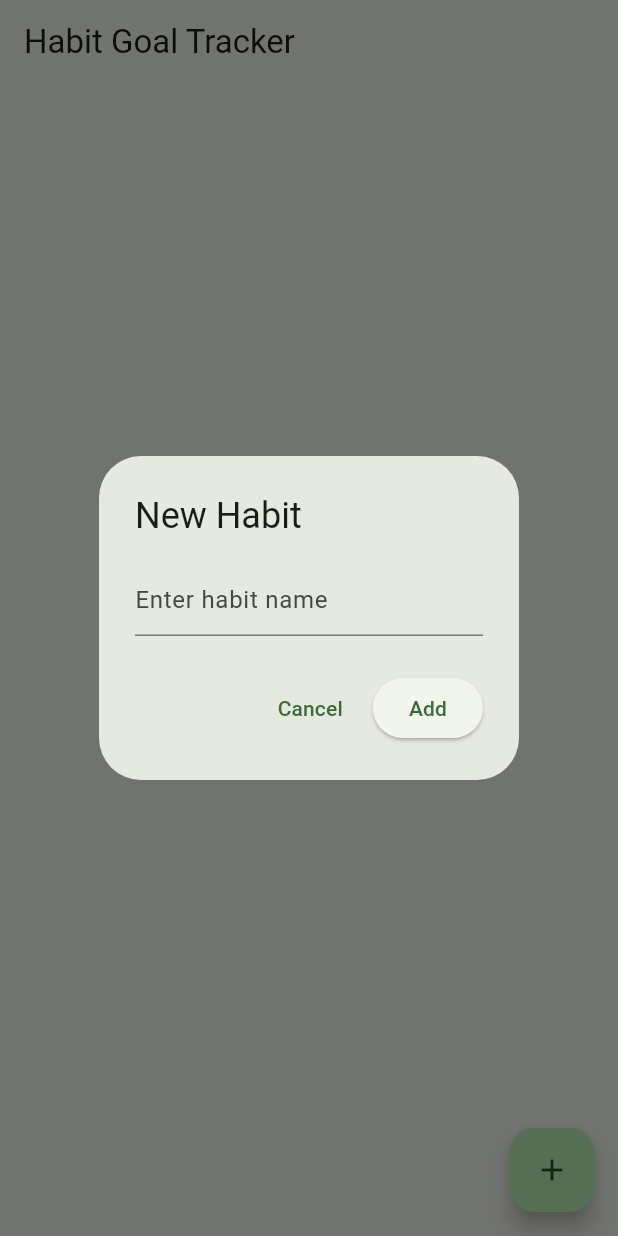
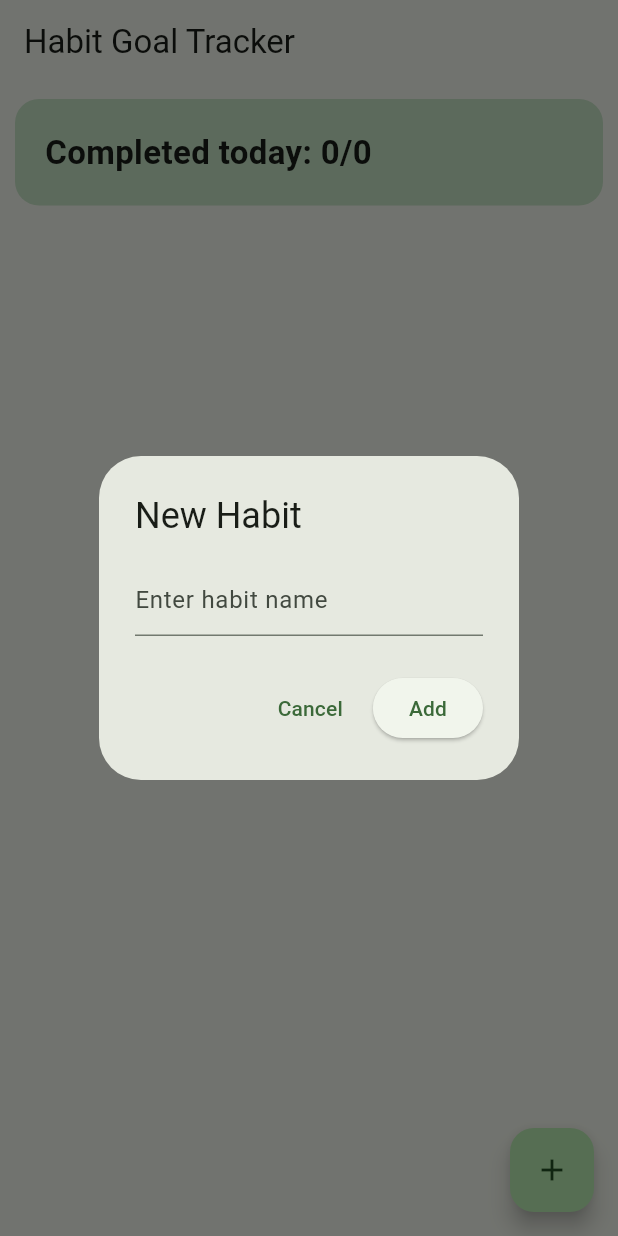
Before and after one commit to tyd2le/habit_-_goal_tracker, a Flutter app: the screen it shows after launch, after a tap on the "add" icon, on a phone screen of 412 x 824 dp. Run offline on Flutter 3.47's test engine with Material 3 defaults, Android fonts, the light colour scheme and no system bars; our stand-ins replace shared_preferences.

Commit message:
adding checkbox

```diff
--- a/lib/main.dart
+++ b/lib/main.dart
@@ -3,6 +3,16 @@ import 'package:shared_preferences/shared_preferences.dart';
 
 void main() {
   runApp(const HabitApp());
+}
+
+class Habit {
+  String name;
+  bool completed;
+
+  Habit({
+    required this.name,
+    this.completed = false,
+  });
 }
 
 class HabitApp extends StatelessWidget {
@@ -29,7 +39,7 @@ class HomePage extends StatefulWidget {
 }
 
 class _HomePageState extends State<HomePage> {
-  List<String> habits = [];
+  List<Habit> habits = [];
 
   final TextEditingController controller = TextEditingController();
 
@@ -39,35 +49,61 @@ class _HomePageState extends State<HomePage> {
     loadHabits();
   }
 
+  Future<void> saveHabits() async {
+    final prefs = await SharedPreferences.getInstance();
+
+    List<String> savedHabits = habits.map((habit) {
+      return '${habit.name}|${habit.completed}';
+    }).toList();
+
+    await prefs.setStringList('habits', savedHabits);
+  }
+
   Future<void> loadHabits() async {
     final prefs = await SharedPreferences.getInstance();
 
+    List<String> savedHabits =
+        prefs.getStringList('habits') ?? [];
+
     setState(() {
-      habits = prefs.getStringList('habits') ?? [];
+      habits = savedHabits.map((item) {
+        final parts = item.split('|');
+
+        return Habit(
+          name: parts[0],
+          completed: parts[1] == 'true',
+        );
+      }).toList();
     });
-  }
-
-  Future<void> saveHabits() async {
-    final prefs = await SharedPreferences.getInstance();
-    await prefs.setStringList('habits', habits);
   }
 
   void addHabit() {
     if (controller.text.trim().isEmpty) return;
 
     setState(() {
-      habits.add(controller.text.trim());
+      habits.add(
+        Habit(name: controller.text.trim()),
+      );
     });
 
     saveHabits();
 
     controller.clear();
+
     Navigator.pop(context);
   }
 
   void deleteHabit(int index) {
     setState(() {
       habits.removeAt(index);
+    });
+
+    saveHabits();
+  }
+
+  void toggleHabit(int index, bool? value) {
+    setState(() {
+      habits[index].completed = value ?? false;
     });
 
     saveHabits();
@@ -102,13 +138,38 @@ class _HomePageState extends State<HomePage> {
     );
   }
 
+  int completedHabitsCount() {
+    return habits.where((habit) => habit.completed).length;
+  }
+
   @override
   Widget build(BuildContext context) {
     return Scaffold(
       appBar: AppBar(
         title: const Text('Habit Goal Tracker'),
       ),
-      body: habits.isEmpty
+      body: Column(
+        children: [
+          Container(
+            width: double.infinity,
+            padding: const EdgeInsets.all(20),
+            margin: const EdgeInsets.all(10),
+            decoration: BoxDecoration(
+              color: Colors.green.shade100,
+              borderRadius: BorderRadius.circular(16),
+            ),
+            child: Text(
+              'Completed today: '
+              '${completedHabitsCount()}/${habits.length}',
+              style: const TextStyle(
+                fontSize: 22,
+                fontWeight: FontWeight.bold,
+              ),
+            ),
+          ),
+
+          Expanded(
+            child: habits.isEmpty
                 ? const Center(
                     child: Text(
                       'No habits yet',
@@ -118,11 +179,28 @@ class _HomePageState extends State<HomePage> {
                 : ListView.builder(
                     itemCount: habits.length,
                     itemBuilder: (context, index) {
+                      final habit = habits[index];
+
                       return Card(
-                  margin: const EdgeInsets.all(10),
+                        margin: const EdgeInsets.symmetric(
+                          horizontal: 10,
+                          vertical: 5,
+                        ),
                         child: ListTile(
-                    leading: const Icon(Icons.check_circle_outline),
-                    title: Text(habits[index]),
+                          leading: Checkbox(
+                            value: habit.completed,
+                            onChanged: (value) {
+                              toggleHabit(index, value);
+                            },
+                          ),
+                          title: Text(
+                            habit.name,
+                            style: TextStyle(
+                              decoration: habit.completed
+                                  ? TextDecoration.lineThrough
+                                  : null,
+                            ),
+                          ),
                           trailing: IconButton(
                             icon: const Icon(Icons.delete),
                             onPressed: () {
@@ -133,6 +211,9 @@ class _HomePageState extends State<HomePage> {
                       );
                     },
                   ),
+          ),
+        ],
+      ),
       floatingActionButton: FloatingActionButton(
         onPressed: showAddHabitDialog,
         child: const Icon(Icons.add),
```
Lines whose indentation alone changed are shown as unchanged.
